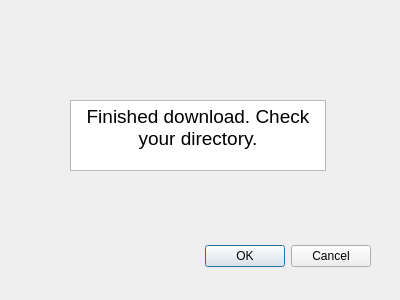
Before: the Qt Designer form download_dialog.ui in spuleri/soundsfromthecloud, drawn with Qt 5.
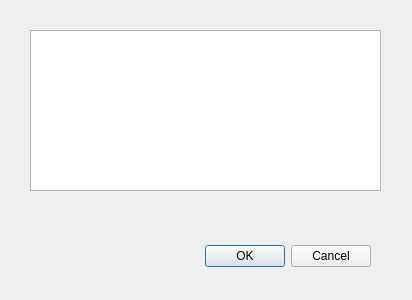
After: the same form once the commit is applied.

Commit message: status dialog box in progress

```diff
--- a/download_dialog.ui
+++ b/download_dialog.ui
@@ -6,7 +6,7 @@
    <rect>
     <x>0</x>
     <y>0</y>
-    <width>400</width>
+    <width>412</width>
     <height>300</height>
    </rect>
   </property>
@@ -29,22 +29,15 @@
     <set>QDialogButtonBox::Cancel|QDialogButtonBox::Ok</set>
    </property>
   </widget>
-  <widget class="QTextBrowser" name="textBrowser">
+  <widget class="QPlainTextEdit" name="statusTextEdit">
    <property name="geometry">
     <rect>
-     <x>70</x>
-     <y>100</y>
-     <width>256</width>
-     <height>71</height>
+     <x>30</x>
+     <y>30</y>
+     <width>351</width>
+     <height>161</height>
     </rect>
    </property>
-   <property name="html">
-    <string>&lt;!DOCTYPE HTML PUBLIC &quot;-//W3C//DTD HTML 4.0//EN&quot; &quot;http://www.w3.org/TR/REC-html40/strict.dtd&quot;&gt;
-&lt;html&gt;&lt;head&gt;&lt;meta name=&quot;qrichtext&quot; content=&quot;1&quot; /&gt;&lt;style type=&quot;text/css&quot;&gt;
-p, li { white-space: pre-wrap; }
-&lt;/style&gt;&lt;/head&gt;&lt;body style=&quot; font-family:'MS Shell Dlg 2'; font-size:8.25pt; font-weight:400; font-style:normal;&quot;&gt;
-&lt;p align=&quot;center&quot; style=&quot; margin-top:0px; margin-bottom:0px; margin-left:0px; margin-right:0px; -qt-block-indent:0; text-indent:0px;&quot;&gt;&lt;span style=&quot; font-size:14pt;&quot;&gt;Finished download. Check your directory.&lt;/span&gt;&lt;/p&gt;&lt;/body&gt;&lt;/html&gt;</string>
-   </property>
   </widget>
  </widget>
  <resources/>
```
Left out of the diff: 8 changed lines with no effect on the pictures. The commit also changes 5 other files.
